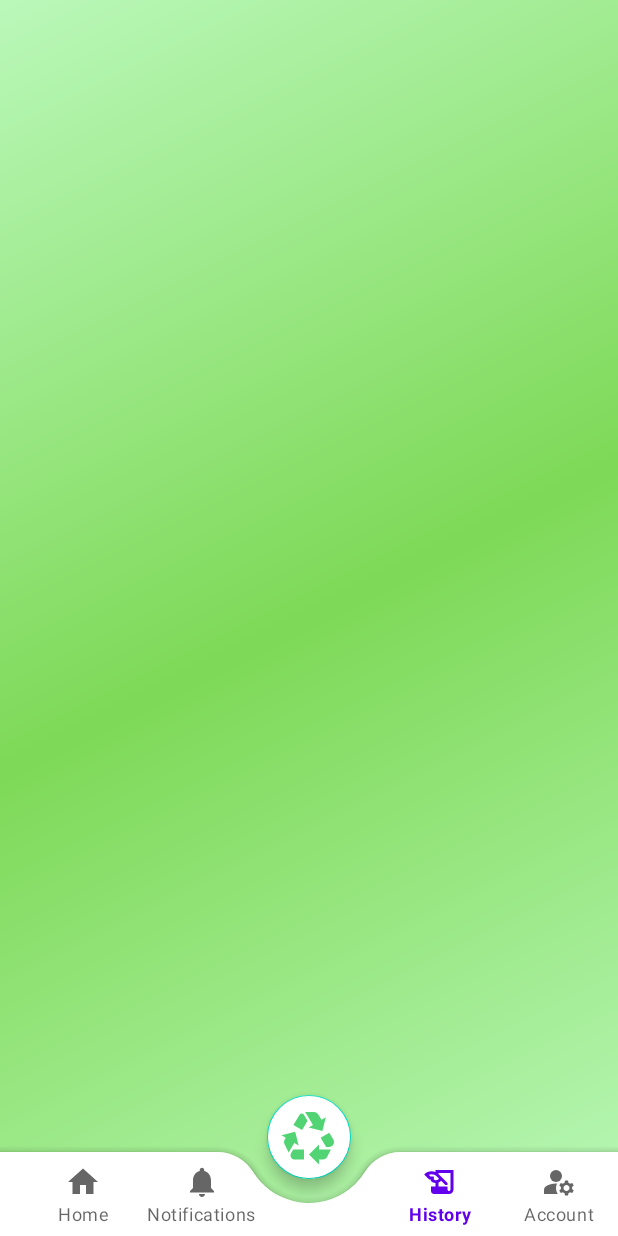
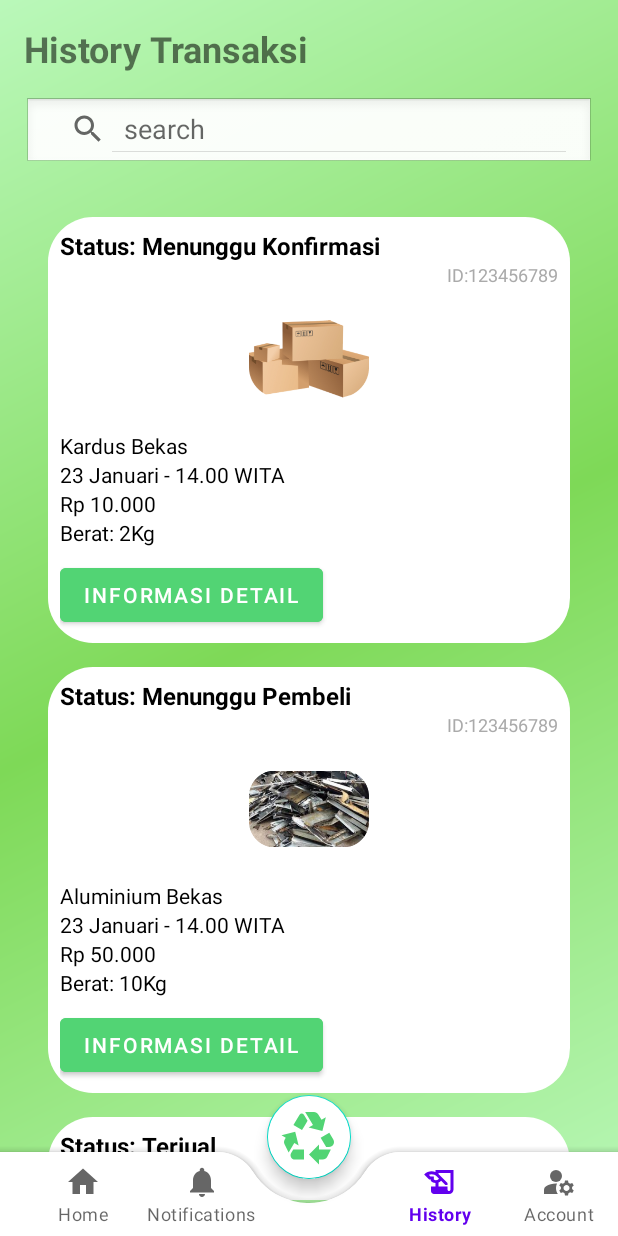
Before and after one commit to CandraWijaya06/BankSampah_progmob, an Android app: the HistoryActivity screen opened directly, with no data from a screen before it, on a phone screen of 412 x 824 dp. Run offline under Robolectric (Android 15) with nearby library versions, the phone set to English and light mode, and no system bars.

Commit message:
Menambahkan HistoryActivity dan searchviewnya

```diff
--- a/app/src/main/java/com/example/progmobbank/HistoryActivity.java
+++ b/app/src/main/java/com/example/progmobbank/HistoryActivity.java
@@ -2,19 +2,55 @@ package com.example.progmobbank;
 
 import android.content.Intent;
 import android.os.Bundle;
+import android.widget.SearchView;
+
 import androidx.appcompat.app.AppCompatActivity;
+import androidx.recyclerview.widget.LinearLayoutManager;
+import androidx.recyclerview.widget.RecyclerView;
 import com.google.android.material.bottomnavigation.BottomNavigationView;
+import java.util.ArrayList;
+import java.util.List;
 
 public class HistoryActivity extends AppCompatActivity {
+
+    private TransactionAdapter adapter;
+    private List<Transaction> transactions;
 
     @Override
     protected void onCreate(Bundle savedInstanceState) {
         super.onCreate(savedInstanceState);
         setContentView(R.layout.activity_history);
 
+        // Setup RecyclerView
+        RecyclerView recyclerView = findViewById(R.id.recyclerView);
+        recyclerView.setLayoutManager(new LinearLayoutManager(this));
+        transactions = new ArrayList<>();
+        transactions.add(new Transaction("Status: Menunggu Konfirmasi", "123456789", R.drawable.box, "Kardus Bekas", "23 Januari - 14.00 WITA", "Rp 10.000", 2));
+        transactions.add(new Transaction("Status: Menunggu Pembeli", "123456789", R.drawable.aluminium, "Aluminium Bekas", "23 Januari - 14.00 WITA", "Rp 50.000", 10));
+        transactions.add(new Transaction("Status: Terjual", "123456789", R.drawable.box, "Kertas Koran Bekas", "31 Juli - 20.00 WITA", "Rp 25.000", 4));
+        transactions.add(new Transaction("Status: Ditolak", "123456789", R.drawable.box, "Kardus Bekas", "31 Juli - 20.00 WITA", "Rp 25.000", 4));
+
+        adapter = new TransactionAdapter(transactions);
+        recyclerView.setAdapter(adapter);
+
+        // Setup SearchView
+        SearchView searchView = findViewById(R.id.searchView);
+        searchView.setOnQueryTextListener(new SearchView.OnQueryTextListener() {
+            @Override
+            public boolean onQueryTextSubmit(String query) {
+                return false;
+            }
+
+            @Override
+            public boolean onQueryTextChange(String newText) {
+                adapter.filter(newText); // Panggil metode filter pada adapter saat teks pencarian berubah
+                return true;
+            }
+        });
+
         // Setup Bottom Navigation
         BottomNavigationView bottomNavigationView = findViewById(R.id.bottom_navigation);
-        bottomNavigationView.setSelectedItemId(R.id.history); // Set the default selected item
+        bottomNavigationView.setSelectedItemId(R.id.history); // Set item terpilih secara default
 
         bottomNavigationView.setOnItemSelectedListener(item -> {
             Intent intent = null;
@@ -23,21 +59,21 @@ public class HistoryActivity extends AppCompatActivity {
             } else if (item.getItemId() == R.id.notifications) {
                 intent = new Intent(HistoryActivity.this, NotifActivity.class);
             } else if (item.getItemId() == R.id.history) {
-                return true; // Stay on this activity
+                return true; // Tetap di activity ini
             } else if (item.getItemId() == R.id.manage_accounts) {
                 intent = new Intent(HistoryActivity.this, UserActivity.class);
             }
 
             if (intent != null) {
                 startActivity(intent);
-                overridePendingTransition(0, 0); // No animation for activity transition
+                overridePendingTransition(0, 0); // Tanpa animasi saat transisi activity
             }
             return false;
         });
 
         // Setup FAB
         findViewById(R.id.fab).setOnClickListener(view -> {
-            // Handle FAB click
+            // Handle klik FAB
         });
     }
 }
--- /dev/null
+++ b/app/src/main/java/com/example/progmobbank/Transaction.java
@@ -0,0 +1,50 @@
+package com.example.progmobbank;
+
+public class Transaction {
+
+    private String status;
+    private String id;
+    private int image;
+    private String description;
+    private String date;
+    private String totalTransaction;
+    private int weight;
+
+    public Transaction(String status, String id, int image, String description, String date, String totalTransaction, int weight) {
+        this.status = status;
+        this.id = id;
+        this.image = image;
+        this.description = description;
+        this.date = date;
+        this.totalTransaction = totalTransaction;
+        this.weight = weight;
+    }
+
+    public String getStatus() {
+        return status;
+    }
+
+    public String getId() {
+        return id;
+    }
+
+    public int getImage() {
+        return image;
+    }
+
+    public String getDescription() {
+        return description;
+    }
+
+    public String getDate() {
+        return date;
+    }
+
+    public String getTotalTransaction() {
+        return totalTransaction;
+    }
+
+    public int getWeight() {
+        return weight;
+    }
+}
--- /dev/null
+++ b/app/src/main/java/com/example/progmobbank/TransactionAdapter.java
@@ -0,0 +1,88 @@
+package com.example.progmobbank;
+
+import android.view.LayoutInflater;
+import android.view.View;
+import android.view.ViewGroup;
+import android.widget.Button;
+import android.widget.ImageView;
+import android.widget.TextView;
+
+import androidx.annotation.NonNull;
+import androidx.recyclerview.widget.RecyclerView;
+
+import java.util.ArrayList;
+import java.util.List;
+
+public class TransactionAdapter extends RecyclerView.Adapter<TransactionAdapter.TransactionViewHolder> {
+
+    private List<Transaction> transactionList;
+    private List<Transaction> transactionListFull; // List untuk menyimpan semua data
+
+    // Constructor
+    public TransactionAdapter(List<Transaction> transactionList) {
+        this.transactionList = transactionList;
+        this.transactionListFull = new ArrayList<>(transactionList); // Salin semua data ke transactionListFull
+    }
+
+    // Metode untuk melakukan filter berdasarkan nama produk
+    public void filter(String text) {
+        transactionList.clear();
+        if (text.isEmpty()) {
+            transactionList.addAll(transactionListFull);
+        } else {
+            text = text.toLowerCase();
+            for (Transaction transaction : transactionListFull) {
+                if (transaction.getDescription().toLowerCase().contains(text)) {
+                    transactionList.add(transaction);
+                }
+            }
+        }
+        notifyDataSetChanged(); // Mengupdate RecyclerView
+    }
+
+    @NonNull
+    @Override
+    public TransactionViewHolder onCreateViewHolder(@NonNull ViewGroup parent, int viewType) {
+        View view = LayoutInflater.from(parent.getContext()).inflate(R.layout.item_transaction, parent, false);
+        return new TransactionViewHolder(view);
+    }
+
+    @Override
+    public void onBindViewHolder(@NonNull TransactionViewHolder holder, int position) {
+        Transaction transaction = transactionList.get(position);
+        holder.tvStatus.setText(transaction.getStatus());
+        holder.tvId.setText("ID:" + transaction.getId());
+        holder.ivImage.setImageResource(transaction.getImage());
+        holder.tvDescription.setText(transaction.getDescription());
+        holder.tvDate.setText(transaction.getDate());
+        holder.tvTotalTransaction.setText(transaction.getTotalTransaction());
+        holder.tvWeight.setText("Berat: " + transaction.getWeight() + "Kg");
+        holder.btnDetail.setOnClickListener(view -> {
+            // Handle button click
+        });
+    }
+
+    @Override
+    public int getItemCount() {
+        return transactionList.size();
+    }
+
+    public static class TransactionViewHolder extends RecyclerView.ViewHolder {
+
+        TextView tvStatus, tvId, tvDescription, tvDate, tvTotalTransaction, tvWeight;
+        ImageView ivImage;
+        Button btnDetail;
+
+        public TransactionViewHolder(@NonNull View itemView) {
+            super(itemView);
+            tvStatus = itemView.findViewById(R.id.tvStatus);
+            tvId = itemView.findViewById(R.id.tvId);
+            ivImage = itemView.findViewById(R.id.ivImage);
+            tvDescription = itemView.findViewById(R.id.tvDescription);
+            tvDate = itemView.findViewById(R.id.tvDate);
+            tvTotalTransaction = itemView.findViewById(R.id.tvTotalTransaction);
+            tvWeight = itemView.findViewById(R.id.tvWeight);
+            btnDetail = itemView.findViewById(R.id.btnDetail);
+        }
+    }
+}
--- /dev/null
+++ b/app/src/main/res/drawable/baseline_check_box_outline_blank_24.xml
@@ -0,0 +1,5 @@
+<vector xmlns:android="http://schemas.android.com/apk/res/android" android:height="24dp" android:tint="#000000" android:viewportHeight="24" android:viewportWidth="24" android:width="24dp">
+
+    <path android:fillColor="@android:color/white" android:pathData="M19,5v14H5V5h14m0,-2H5c-1.1,0 -2,0.9 -2,2v14c0,1.1 0.9,2 2,2h14c1.1,0 2,-0.9 2,-2V5c0,-1.1 -0.9,-2 -2,-2z"/>
+
+</vector>
--- a/app/src/main/res/layout/activity_history.xml
+++ b/app/src/main/res/layout/activity_history.xml
@@ -16,8 +16,34 @@
         android:orientation="vertical"
         android:padding="16dp">
 
-        <!-- Your content goes here -->
+        <!-- Title -->
+        <TextView
+            android:layout_width="wrap_content"
+            android:layout_height="wrap_content"
+            android:text="History Transaksi"
+            android:textSize="24sp"
+            android:textStyle="bold"
+            android:layout_gravity="start"
+            android:paddingBottom="16dp"/>
 
+        <!-- Search View -->
+        <SearchView
+            android:id="@+id/searchView"
+            android:layout_width="match_parent"
+            android:layout_height="wrap_content"
+            android:queryHint="search"
+            android:background="@android:drawable/edit_text"
+            android:iconifiedByDefault="false"
+            android:layout_marginBottom="16dp"
+            />
+
+        <!-- RecyclerView -->
+        <androidx.recyclerview.widget.RecyclerView
+            android:id="@+id/recyclerView"
+            android:layout_width="match_parent"
+            android:layout_height="0dp"
+            android:layout_weight="1"
+            android:padding="8dp" />
     </LinearLayout>
 
     <!-- Bottom App Bar with Bottom Navigation View -->
@@ -26,7 +52,6 @@
         android:layout_width="match_parent"
         android:layout_height="wrap_content"
         android:layout_gravity="bottom"
-
         app:fabCradleMargin="16dp"
         app:fabCradleRoundedCornerRadius="28dp"
         app:fabCradleVerticalOffset="10dp"
--- a/app/src/main/res/layout/activity_notif.xml
+++ b/app/src/main/res/layout/activity_notif.xml
@@ -7,8 +7,6 @@
     android:background="@drawable/background_gradient"
     android:fitsSystemWindows="true"
     tools:context=".NotifActivity">
-
-    <!-- Your ScrollView and LinearLayout content -->
 
     <com.google.android.material.bottomappbar.BottomAppBar
         android:id="@+id/bottom_app_bar"
--- /dev/null
+++ b/app/src/main/res/layout/item_transaction.xml
@@ -0,0 +1,76 @@
+<LinearLayout xmlns:android="http://schemas.android.com/apk/res/android"
+    android:layout_width="match_parent"
+    android:layout_height="wrap_content"
+    android:orientation="vertical"
+    android:padding="8dp"
+    android:layout_margin="8dp"
+    android:background="@drawable/rounded_rectangle">
+
+    <TextView
+        android:id="@+id/tvStatus"
+        android:layout_width="wrap_content"
+        android:layout_height="wrap_content"
+        android:text="Status"
+        android:textStyle="bold"
+        android:textSize="16sp"
+        android:textColor="@android:color/black" />
+
+    <TextView
+        android:id="@+id/tvId"
+        android:layout_width="wrap_content"
+        android:layout_height="wrap_content"
+        android:text="ID:123456789"
+        android:textSize="12sp"
+        android:textColor="@android:color/darker_gray"
+        android:layout_gravity="end" />
+
+    <ImageView
+        android:id="@+id/ivImage"
+        android:layout_width="80dp"
+        android:layout_height="80dp"
+        android:src="@drawable/baseline_check_box_outline_blank_24"
+        android:layout_gravity="center"
+        android:layout_marginTop="8dp"
+        android:layout_marginBottom="8dp" />
+
+    <TextView
+        android:id="@+id/tvDescription"
+        android:layout_width="wrap_content"
+        android:layout_height="wrap_content"
+        android:text="Deskripsi"
+        android:textSize="14sp"
+        android:textColor="@android:color/black" />
+
+    <TextView
+        android:id="@+id/tvDate"
+        android:layout_width="wrap_content"
+        android:layout_height="wrap_content"
+        android:text="Jadwal Ditetapkan"
+        android:textSize="14sp"
+        android:textColor="@android:color/black" />
+
+    <TextView
+        android:id="@+id/tvTotalTransaction"
+        android:layout_width="wrap_content"
+        android:layout_height="wrap_content"
+        android:text="Total Transaksi"
+        android:textSize="14sp"
+        android:textColor="@android:color/black" />
+
+    <TextView
+        android:id="@+id/tvWeight"
+        android:layout_width="wrap_content"
+        android:layout_height="wrap_content"
+        android:text="Berat: 0Kg"
+        android:textSize="14sp"
+        android:textColor="@android:color/black" />
+
+    <Button
+        android:id="@+id/btnDetail"
+        android:layout_width="wrap_content"
+        android:layout_height="wrap_content"
+        android:text="Informasi Detail"
+        android:backgroundTint="@color/green"
+        android:textColor="@android:color/white"
+        android:layout_marginTop="8dp" />
+</LinearLayout>
```
Also changed, not shown: app/src/main/res/drawable/aluminium.png (added), app/src/main/res/drawable/box.png (added).
